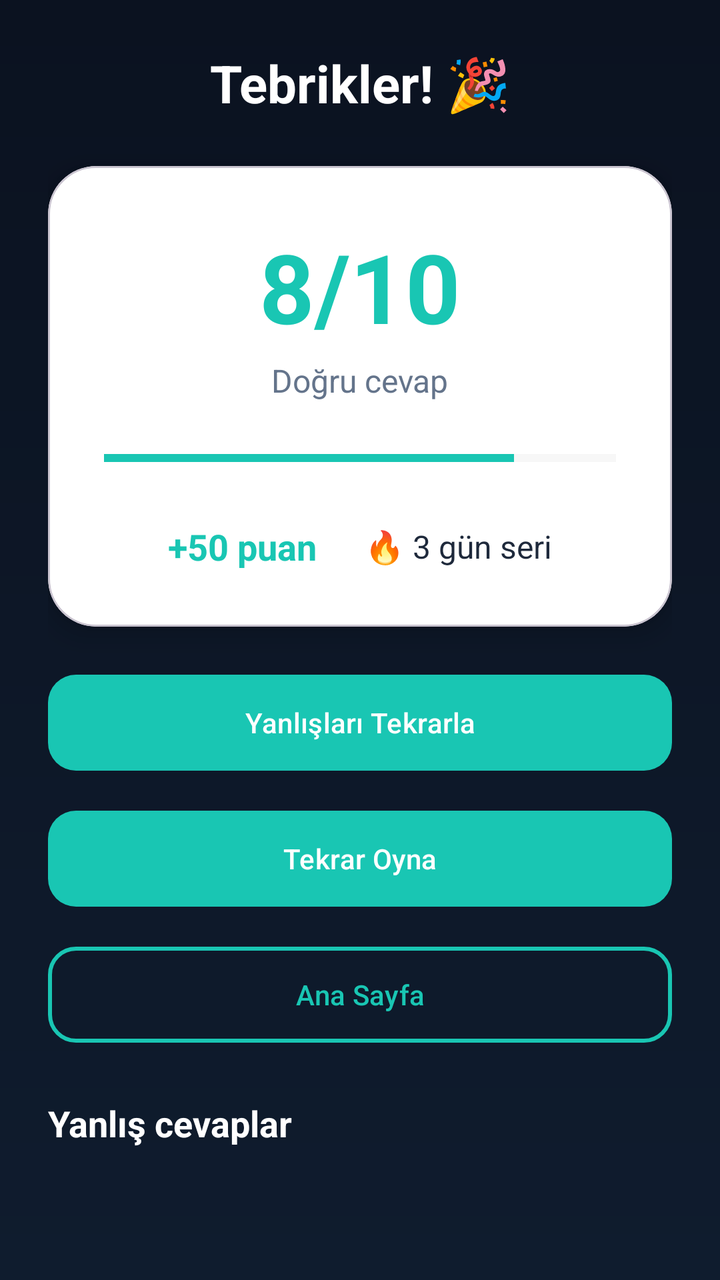
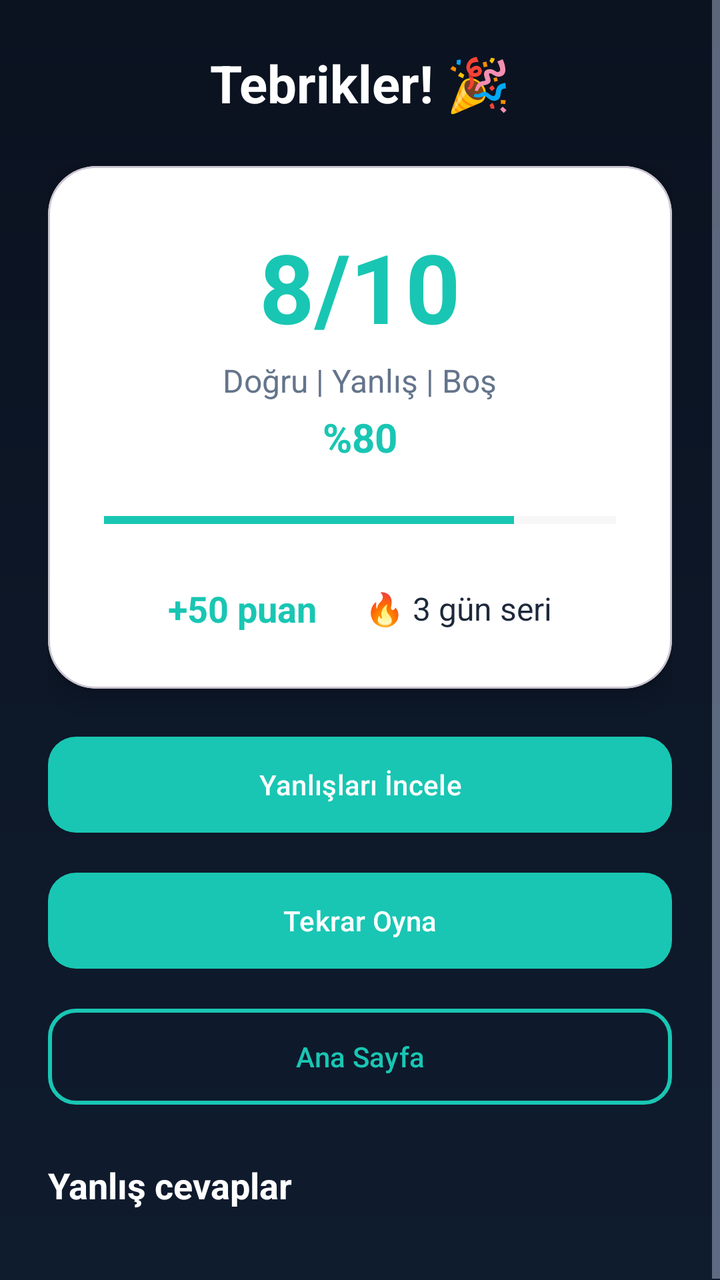

Screens rendered from an Android XML layout before and after an edit, with the pre-edit source and the edit as a unified diff.
<!-- AndroidManifest.xml: application theme Theme.BrainBuddy -->
<!-- res/layout/activity_quiz_result.xml -->
<?xml version="1.0" encoding="utf-8"?>
<ScrollView xmlns:android="http://schemas.android.com/apk/res/android"
    xmlns:app="http://schemas.android.com/apk/res-auto"
    android:layout_width="match_parent"
    android:layout_height="match_parent"
    android:background="@drawable/bg_gradient"
    android:fillViewport="true">

    <LinearLayout
        android:layout_width="match_parent"
        android:layout_height="wrap_content"
        android:orientation="vertical"
        android:padding="24dp">

        <TextView
            android:id="@+id/tvTitle"
            android:layout_width="match_parent"
            android:layout_height="wrap_content"
            android:text="Tebrikler! 🎉"
            android:textSize="26sp"
            android:textStyle="bold"
            android:textColor="@color/white"
            android:gravity="center"/>

        <com.google.android.material.card.MaterialCardView
            android:layout_width="match_parent"
            android:layout_height="wrap_content"
            app:cardCornerRadius="24dp"
            app:cardElevation="8dp"
            app:cardBackgroundColor="@color/white"
            android:layout_marginTop="24dp">

            <LinearLayout
                android:layout_width="match_parent"
                android:layout_height="wrap_content"
                android:orientation="vertical"
                android:padding="28dp"
                android:gravity="center">

                <TextView
                    android:id="@+id/tvScoreBig"
                    android:layout_width="wrap_content"
                    android:layout_height="wrap_content"
                    android:text="8/10"
                    android:textSize="48sp"
                    android:textStyle="bold"
                    android:textColor="@color/bb_turquoise"/>

                <TextView
                    android:id="@+id/tvScoreLabel"
                    android:layout_width="wrap_content"
                    android:layout_height="wrap_content"
                    android:text="Doğru cevap"
                    android:textSize="16sp"
                    android:textColor="@color/bb_text_dark_muted"
                    android:layout_marginTop="4dp"/>

                <ProgressBar
                    android:id="@+id/progressCircle"
                    style="?android:attr/progressBarStyleHorizontal"
                    android:layout_width="match_parent"
                    android:layout_height="wrap_content"
                    android:layout_marginTop="20dp"
                    android:max="100"
                    android:progress="80"
                    android:progressTint="@color/bb_turquoise"
                    android:progressBackgroundTint="#E0E0E0"/>

                <LinearLayout
                    android:layout_width="match_parent"
                    android:layout_height="wrap_content"
                    android:orientation="horizontal"
                    android:gravity="center"
                    android:layout_marginTop="24dp">

                    <TextView
                        android:id="@+id/tvPoints"
                        android:layout_width="wrap_content"
                        android:layout_height="wrap_content"
                        android:text="+50 puan"
                        android:textSize="18sp"
                        android:textStyle="bold"
                        android:textColor="@color/bb_turquoise"/>

                    <TextView
                        android:id="@+id/tvStreak"
                        android:layout_width="wrap_content"
                        android:layout_height="wrap_content"
                        android:layout_marginStart="24dp"
                        android:text="🔥 3 gün seri"
                        android:textSize="16sp"
                        android:textColor="@color/bb_text_dark"/>
                </LinearLayout>
            </LinearLayout>
        </com.google.android.material.card.MaterialCardView>

        <Button
            android:id="@+id/btnRetryWrong"
            style="@style/BB.Button"
            android:layout_width="match_parent"
            android:layout_height="56dp"
            android:layout_marginTop="20dp"
            android:text="Yanlışları Tekrarla"
            android:textAllCaps="false"/>

        <Button
            android:id="@+id/btnPlayAgain"
            style="@style/BB.Button"
            android:layout_width="match_parent"
            android:layout_height="56dp"
            android:layout_marginTop="12dp"
            android:text="Tekrar Oyna"
            android:textAllCaps="false"/>

        <Button
            android:id="@+id/btnHome"
            style="@style/BBButtonAlt"
            android:layout_width="match_parent"
            android:layout_height="56dp"
            android:layout_marginTop="12dp"
            android:text="Ana Sayfa"
            android:textAllCaps="false"/>

        <androidx.constraintlayout.widget.ConstraintLayout
            android:id="@+id/wrongSection"
            android:layout_width="match_parent"
            android:layout_height="wrap_content"
            android:layout_marginTop="24dp">

            <TextView
                android:id="@+id/tvWrongTitle"
                android:layout_width="wrap_content"
                android:layout_height="wrap_content"
                android:text="Yanlış cevaplar"
                android:textSize="18sp"
                android:textStyle="bold"
                android:textColor="@color/white"
                app:layout_constraintTop_toTopOf="parent"
                app:layout_constraintStart_toStartOf="parent"/>

            <androidx.recyclerview.widget.RecyclerView
                android:id="@+id/recyclerWrong"
                android:layout_width="match_parent"
                android:layout_height="wrap_content"
                android:layout_marginTop="12dp"
                android:nestedScrollingEnabled="false"
                app:layout_constraintTop_toBottomOf="@id/tvWrongTitle"/>
        </androidx.constraintlayout.widget.ConstraintLayout>

    </LinearLayout>
</ScrollView>
<!-- resources referenced by this layout -->
<resources>
  <color name="bb_text_dark">#1E293B</color>
  <color name="bb_text_dark_muted">#64748B</color>
  <color name="bb_turquoise">#19C6B3</color>
  <color name="white">#FFFFFF</color>
  <!-- drawable bg_gradient (drawable) -->
  <?xml version="1.0" encoding="utf-8"?>
  <layer-list xmlns:android="http://schemas.android.com/apk/res/android">
      <item>
          <shape>
              <gradient
                  android:angle="270"
                  android:startColor="#0B1220"
                  android:endColor="#0F1C2E"/>
          </shape>
      </item>
  </layer-list>
  <style name="BB.Button" parent="BBButton" />
  <style name="BBButtonAlt" parent="Widget.Material3.Button.OutlinedButton">
          <item name="android:minHeight">48dp</item>
          <item name="cornerRadius">14dp</item>
          <item name="android:textAllCaps">false</item>
          <item name="android:textColor">@color/bb_primary</item>
          <item name="strokeColor">@color/bb_primary</item>
          <item name="strokeWidth">2dp</item>
      </style>
  <style name="Theme.BrainBuddy" parent="Theme.Material3.DayNight.NoActionBar">
          
          <item name="colorPrimary">@color/bb_primary</item>
          <item name="colorOnPrimary">@color/white</item>
          <item name="colorSecondary">@color/bb_secondary</item>
          <item name="colorOnSecondary">@color/white</item>
          <item name="colorTertiary">@color/bb_tertiary</item>
          <item name="colorOnTertiary">@color/white</item>
  
          
          <item name="android:windowBackground">@color/bb_bg</item>
          <item name="android:textColorPrimary">@color/bb_text</item>
          <item name="android:textColorSecondary">@color/bb_text_muted</item>
      </style>
  <style name="BBButton" parent="Widget.Material3.Button">
          <item name="android:minHeight">48dp</item>
          <item name="cornerRadius">14dp</item>
          <item name="android:textAllCaps">false</item>
          <item name="android:textColor">@color/white</item>
          <item name="backgroundTint">@color/bb_primary</item>
      </style>
  <color name="bb_primary">#19C6B3</color>
  <color name="bb_secondary">#38BDF8</color>
  <color name="bb_tertiary">#A78BFA</color>
  <color name="bb_bg">#0B1220</color>
  <color name="bb_text">#EAF0FF</color>
  <color name="bb_text_muted">#A9B4D0</color>
</resources>

<!-- the commit's change to res/layout/activity_quiz_result.xml (unified diff, before → after) -->
@@ -46,14 +46,34 @@
                     android:textStyle="bold"
                     android:textColor="@color/bb_turquoise"/>
 
-                <TextView
-                    android:id="@+id/tvScoreLabel"
+        <TextView
+            android:id="@+id/tvScoreLabel"
+            android:layout_width="wrap_content"
+            android:layout_height="wrap_content"
+            android:text="Doğru | Yanlış | Boş"
+            android:textSize="16sp"
+            android:textColor="@color/bb_text_dark_muted"
+            android:layout_marginTop="4dp"/>
+
+        <TextView
+            android:id="@+id/tvPercentage"
+            android:layout_width="wrap_content"
+            android:layout_height="wrap_content"
+            android:text="%80"
+            android:textSize="20sp"
+            android:textStyle="bold"
+            android:textColor="@color/bb_turquoise"
+            android:layout_marginTop="4dp"/>
+
+                <TextView
+                    android:id="@+id/tvPassFail"
                     android:layout_width="wrap_content"
                     android:layout_height="wrap_content"
-                    android:text="Doğru cevap"
-                    android:textSize="16sp"
-                    android:textColor="@color/bb_text_dark_muted"
-                    android:layout_marginTop="4dp"/>
+                    android:text="GEÇTİ"
+                    android:textSize="18sp"
+                    android:textStyle="bold"
+                    android:layout_marginTop="8dp"
+                    android:visibility="gone"/>
 
                 <ProgressBar
                     android:id="@+id/progressCircle"
@@ -91,6 +111,25 @@
                         android:textSize="16sp"
                         android:textColor="@color/bb_text_dark"/>
                 </LinearLayout>
+
+                <TextView
+                    android:id="@+id/tvLevel"
+                    android:layout_width="wrap_content"
+                    android:layout_height="wrap_content"
+                    android:text="Seviye 1"
+                    android:textSize="14sp"
+                    android:layout_marginTop="12dp"
+                    android:visibility="gone"/>
+
+                <TextView
+                    android:id="@+id/tvAnalytics"
+                    android:layout_width="match_parent"
+                    android:layout_height="wrap_content"
+                    android:text=""
+                    android:textSize="13sp"
+                    android:textColor="@color/bb_text_dark_muted"
+                    android:layout_marginTop="12dp"
+                    android:visibility="gone"/>
             </LinearLayout>
         </com.google.android.material.card.MaterialCardView>
 
@@ -100,8 +139,18 @@
             android:layout_width="match_parent"
             android:layout_height="56dp"
             android:layout_marginTop="20dp"
-            android:text="Yanlışları Tekrarla"
+            android:text="Yanlışları İncele"
             android:textAllCaps="false"/>
+
+        <Button
+            android:id="@+id/btnRetryTest"
+            style="@style/BB.Button"
+            android:layout_width="match_parent"
+            android:layout_height="56dp"
+            android:layout_marginTop="12dp"
+            android:text="Testi Tekrarla"
+            android:textAllCaps="false"
+            android:visibility="gone"/>
 
         <Button
             android:id="@+id/btnPlayAgain"
